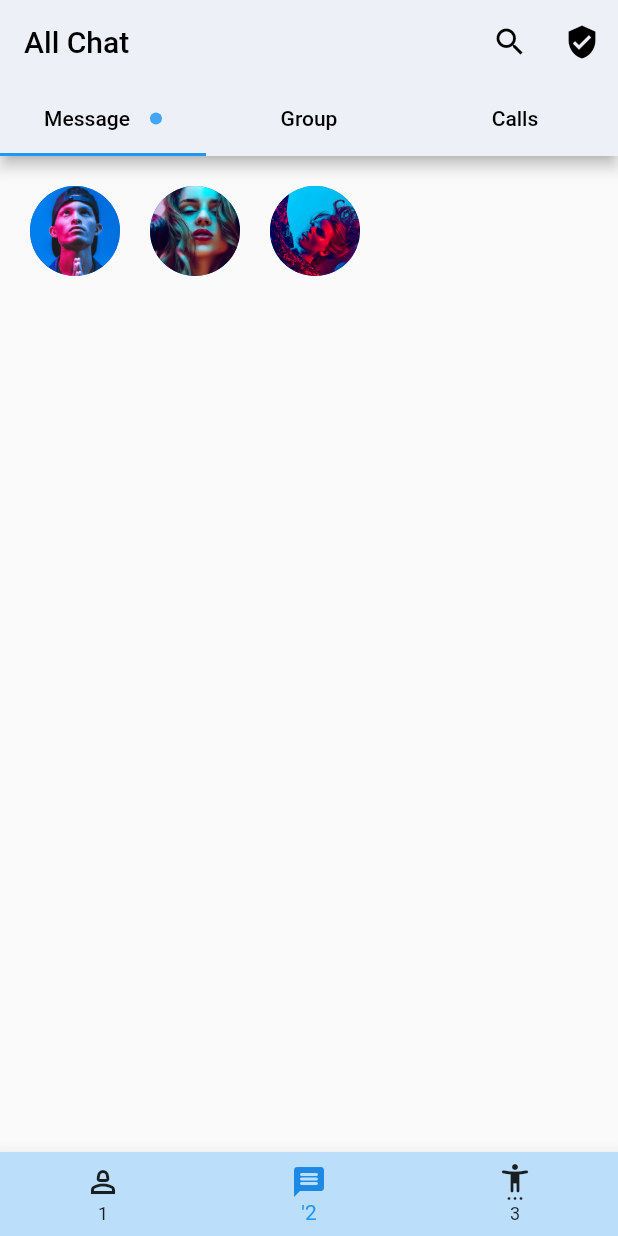
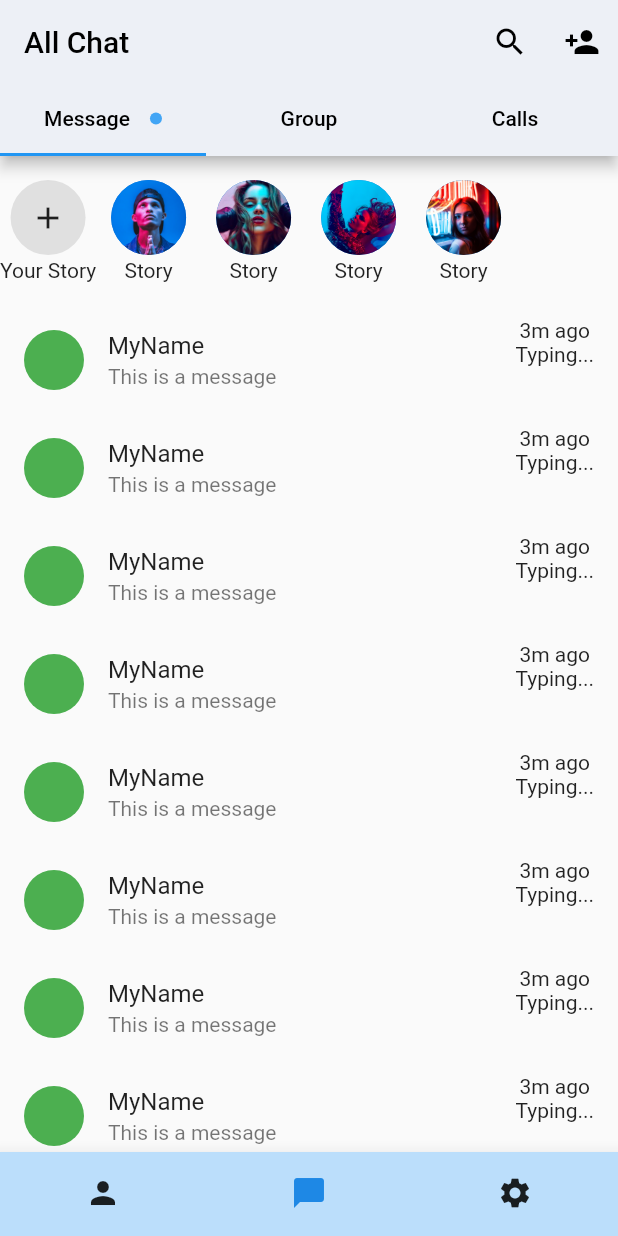
Before and after one commit to Bikram-Twana/chat_app, a Flutter app: the screen it shows after launch, on a phone screen of 412 x 824 dp. Run offline on Flutter 3.47's test engine with Material 2 defaults, Android fonts, the phone set to English and light mode, and no system bars; our stand-ins replace fluttertoast, sqflite; accounts and stored records are empty.

Commit message:
chat page ui flow

```diff
--- a/lib/main.dart
+++ b/lib/main.dart
@@ -1,4 +1,4 @@
-import 'package:chat_app/auth/on_boarding.dart';
+// import 'package:chat_app/auth/on_boarding.dart';
 import 'package:chat_app/models/providers/auth_provider.dart';
 import 'package:chat_app/models/providers/user_provider.dart';
 import 'package:chat_app/views/pages/home_page.dart';
@@ -21,10 +21,7 @@ class MyApp extends StatelessWidget {
           create: (_) => UserProvider(),
         ),
       ],
-      child: MaterialApp(
-        debugShowCheckedModeBanner: false,
-        home: HomePage(),
-      ),
+      child: HomePage(),
     );
   }
 }
--- a/lib/views/others/bottom_navbar_widget.dart
+++ b/lib/views/others/bottom_navbar_widget.dart
@@ -4,9 +4,7 @@ import 'package:chat_app/views/pages/NavBar/user_list_page.dart';
 import 'package:flutter/material.dart';
 
 class BottomNavBarWidget extends StatefulWidget {
-  const BottomNavBarWidget({
-    super.key,
-  });
+  const BottomNavBarWidget({super.key});
 
   @override
   State<BottomNavBarWidget> createState() => _BottomNavBarWidgetState();
@@ -23,16 +21,15 @@ class _BottomNavBarWidgetState extends State<BottomNavBarWidget> {
           elevation: 10.0,
           unselectedItemColor: Colors.black87,
           backgroundColor: Theme.of(context).primaryColorLight,
+          selectedFontSize: 0,
+          unselectedFontSize: 0,
           selectedIconTheme: IconThemeData(color: Colors.blue.shade600),
           currentIndex: _selectedIndex,
           onTap: _onItemTapped,
           items: [
-            BottomNavigationBarItem(
-                icon: Icon(Icons.person_2_outlined), label: "1"),
-            BottomNavigationBarItem(
-                icon: Icon(Icons.message_rounded), label: "'2"),
-            BottomNavigationBarItem(
-                icon: Icon(Icons.settings_accessibility_rounded), label: "3")
+            BottomNavigationBarItem(icon: Icon(Icons.person), label: ""),
+            BottomNavigationBarItem(icon: Icon(Icons.messenger), label: ""),
+            BottomNavigationBarItem(icon: Icon(Icons.settings), label: "")
           ]),
       body: pages[_selectedIndex],
     );
--- a/lib/views/pages/NavBar/message_page.dart
+++ b/lib/views/pages/NavBar/message_page.dart
@@ -7,39 +7,31 @@ import 'package:flutter/material.dart';
 
 class MessagePage extends StatelessWidget {
   MessagePage({super.key});
-  // final tabPages = [MessageTab(), const GroupTab(), const CallsTab()];
   final blackText = TextStyle(color: Colors.black);
 
   @override
   Widget build(BuildContext context) {
     return Scaffold(
       appBar: AppBar(
-        title: Text(
-          "All Chat",
-          style: blackText,
-        ),
+        title: Text("All Chat", style: blackText),
         actions: [
           Row(
             children: [
               IconButton(
                 color: Colors.black,
-                icon: Icon(
-                  Icons.search,
-                ),
+                icon: Icon(Icons.search),
                 onPressed: () {},
               ),
               IconButton(
                 color: Colors.black,
-                icon: Icon(Icons.verified_user_sharp),
+                icon: Icon(Icons.person_add_sharp),
                 onPressed: () {},
               ),
             ],
-          )
+          ),
         ],
         backgroundColor: Color(0xFFEDF0F6),
         bottom: TabBar(
-          // indicator: BoxDecoration(color: Colors.black),
-          // labelStyle: TextStyle(color: Colors.black, background: Paint()),
           tabs: [
             Row(
               mainAxisAlignment: MainAxisAlignment.spaceEvenly,
@@ -48,12 +40,8 @@ class MessagePage extends StatelessWidget {
                 BlueDotWidget(),
               ],
             ),
-            Tab(
-              icon: Text("Group", style: blackText),
-            ),
-            Tab(
-              icon: Text("Calls", style: blackText),
-            )
+            Tab(icon: Text("Group", style: blackText)),
+            Tab(icon: Text("Calls", style: blackText))
           ],
         ),
       ),
--- a/lib/views/pages/NavBar/setting_page.dart
+++ b/lib/views/pages/NavBar/setting_page.dart
@@ -6,6 +6,6 @@ class SettingPage extends StatelessWidget {
 
   @override
   Widget build(BuildContext context) {
-    return const Placeholder();
+    return const Scaffold();
   }
 }
--- a/lib/views/pages/NavBar/user_list_page.dart
+++ b/lib/views/pages/NavBar/user_list_page.dart
@@ -6,6 +6,6 @@ class UserListPage extends StatelessWidget {
 
   @override
   Widget build(BuildContext context) {
-    return const Placeholder();
+    return const Scaffold();
   }
 }
--- a/lib/views/pages/TabBar/message_tab.dart
+++ b/lib/views/pages/TabBar/message_tab.dart
@@ -1,5 +1,4 @@
 import 'package:chat_app/data/user_profile.dart';
-import 'package:flutter/foundation.dart';
 import 'package:flutter/material.dart';
 
 class MessageTab extends StatelessWidget {
@@ -7,37 +6,79 @@ class MessageTab extends StatelessWidget {
 
   @override
   Widget build(BuildContext context) {
+    final fullSize = MediaQuery.sizeOf(context);
     return Scaffold(
       body: Column(
         children: [
           //Stories Profile
+          Row(
+            children: [
+              //Add Your Story
+              Column(
+                children: [
                   Container(
-            width: double.maxFinite,
+                    height: 50.0,
+                    width: 50,
+                    decoration: BoxDecoration(
+                        shape: BoxShape.circle, color: Colors.grey.shade300),
+                    child: ClipOval(
+                      child:
+                          IconButton(onPressed: () {}, icon: Icon(Icons.add)),
+                    ),
+                  ),
+                  SizedBox(height: 2.0),
+                  Text("Your Story"),
+                ],
+              ),
+              Container(
+                width: fullSize.width - 65,
                 height: 100.0,
                 child: ListView.builder(
                     scrollDirection: Axis.horizontal,
-                itemCount: allProfileImages.length - 1,
+                    itemCount: allProfileImages.length,
                     itemBuilder: (BuildContext context, int index) {
                       if (index == 0) {
-                    return SizedBox(width: 10.0);
+                        return Container();
                       }
-                  return Container(
-                    margin: EdgeInsets.all(10.0),
-                    width: 60.0,
-                    height: 60.0,
+                      return Column(
+                        mainAxisAlignment: MainAxisAlignment.center,
+                        children: [
+                          Container(
+                            margin: EdgeInsets.symmetric(horizontal: 10.0),
+                            width: 50.0,
+                            height: 50.0,
                             decoration: BoxDecoration(
                               shape: BoxShape.circle,
                             ),
                             child: CircleAvatar(
-                      backgroundImage: AssetImage(allProfileImages[index]),
+                              backgroundImage:
+                                  AssetImage(allProfileImages[index]),
+                            ),
+                          ),
+                          SizedBox(height: 2.0),
+                          Text('Story'),
+                        ],
+                      );
+                    }),
+              ),
+            ],
+          ),
+          Expanded(
+            child: ListView.builder(
+                itemCount: 10,
+                itemBuilder: (context, index) {
+                  return ListTile(
+                    leading: CircleAvatar(backgroundColor: Colors.green),
+                    title: Text("MyName"),
+                    subtitle: Text("This is a message"),
+                    trailing: Column(
+                      children: [
+                        Text("3m ago"),
+                        Text("Typing..."),
+                      ],
                     ),
                   );
                 }),
-          ),
-          Expanded(
-            child: SingleChildScrollView(
-                // child: ,
-                ),
           ),
         ],
       ),
--- a/lib/views/pages/home_page.dart
+++ b/lib/views/pages/home_page.dart
@@ -1,12 +1,7 @@
 // import 'package:chat_app/data/user_profile.dart';
-import 'package:chat_app/utils/consts/blue_dot_widget.dart';
 import 'package:chat_app/views/others/bottom_navbar_widget.dart';
 import 'package:chat_app/views/pages/TabBar/calls_tab.dart';
 import 'package:chat_app/views/pages/TabBar/group_tab.dart';
-import 'package:chat_app/views/pages/NavBar/message_page.dart';
-// import 'package:chat_app/views/pages/message_page.dart';
-// import 'package:chat_app/views/pages/setting_page.dart';
-// import 'package:chat_app/views/pages/user_list_page.dart';
 import 'package:flutter/material.dart';
 
 class HomePage extends StatelessWidget {
@@ -19,63 +14,12 @@ class HomePage extends StatelessWidget {
     return MaterialApp(
       debugShowCheckedModeBanner: false,
       theme: ThemeData.light(),
-      home: DefaultTabController(
-        length: 3,
-        child: Scaffold(
-          // appBar: AppBar(
-          //   title: Text(
-          //     "All Chat",
-          //     style: blackText,
-          //   ),
-          //   actions: [
-          //     Row(
-          //       children: [
-          //         IconButton(
-          //           color: Colors.black,
-          //           icon: Icon(
-          //             Icons.search,
-          //           ),
-          //           onPressed: () {},
-          //         ),
-          //         IconButton(
-          //           color: Colors.black,
-          //           icon: Icon(Icons.verified_user_sharp),
-          //           onPressed: () {},
-          //         ),
-          //       ],
-          //     )
-          //   ],
-          //   backgroundColor: Color(0xFFEDF0F6),
-          //   bottom: TabBar(
-          //     // indicator: BoxDecoration(color: Colors.black),
-          //     // labelStyle: TextStyle(color: Colors.black, background: Paint()),
-          //     tabs: [
-          //       Row(
-          //         mainAxisAlignment: MainAxisAlignment.spaceEvenly,
-          //         children: [
-          //           Tab(icon: Text("Message", style: blackText)),
-          //           BlueDotWidget(),
-          //         ],
-          //       ),
-          //       Tab(
-          //         icon: Text("Group", style: blackText),
-          //       ),
-          //       Tab(
-          //         icon: Text("Calls", style: blackText),
-          //       )
-          //     ],
-          //   ),
-          // ),
-
-          // body: TabBarView(
-          //   children: [
-          //     // Container(child: Center(child: Text('Message'))),
-          //     MessagePage(),
-          //     GroupTab(),
-          //     CallsTab(),
-          //   ],
-          // ),
-          bottomNavigationBar: BottomNavBarWidget(),
+      home: SafeArea(
+        child: DefaultTabController(
+          length: 3,
+          child: Scaffold(
+            bottomNavigationBar: BottomNavBarWidget(),
+          ),
         ),
       ),
     );
```
Lines whose indentation alone changed are shown as unchanged.
